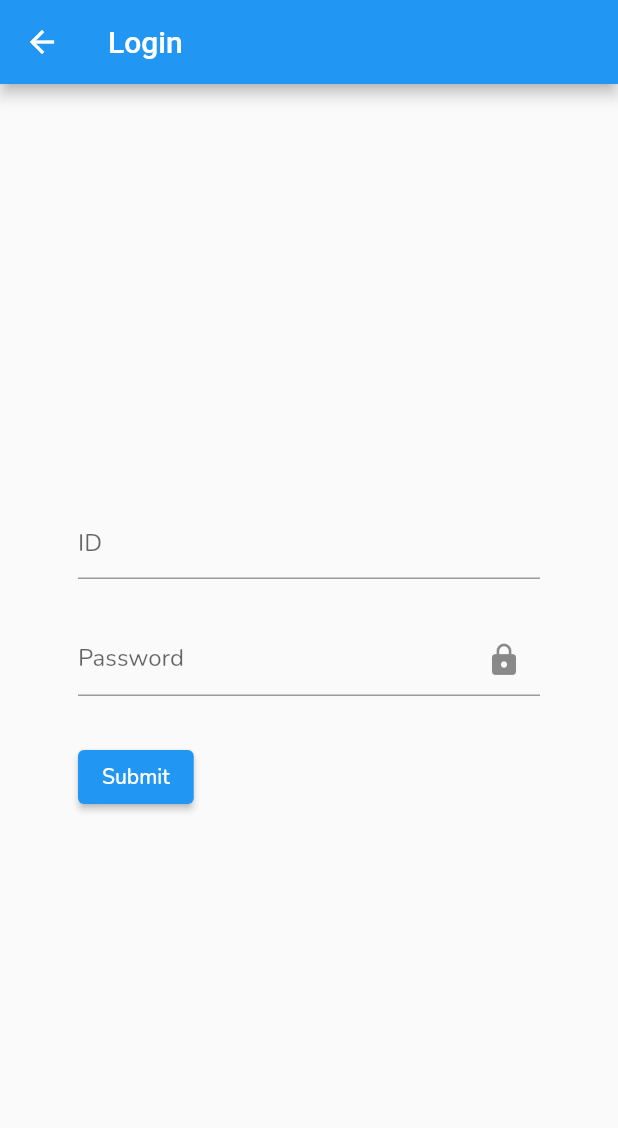
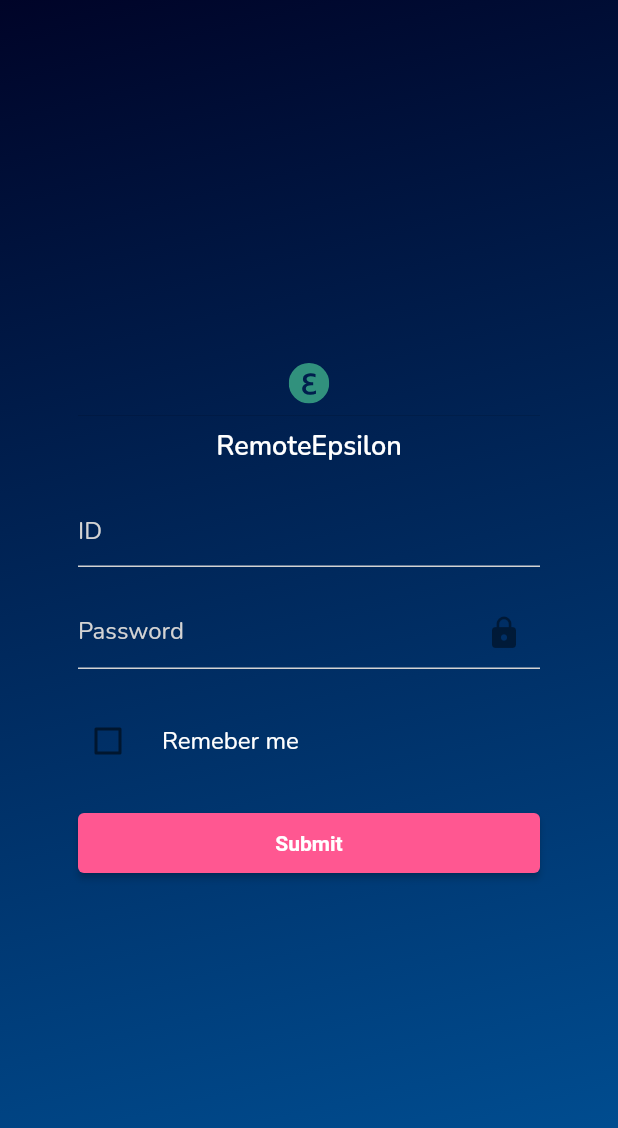
Before and after one commit to ilayalmalem/Zvia-Lavi-Project, a Flutter app: the screen it shows after launch, after a tap on "Get started", on a phone screen of 412 x 824 dp. Shown: the top 1128 px of the screen. Run offline on Flutter 3.47's test engine with Material 2 defaults, Android fonts, the phone set to English and light mode, and no system bars; our stand-ins replace flutter_svg, google_fonts.

Commit message:
Design LoginPage, add logo and add remember me functionality

```diff
--- a/lib/components/LoginForm.dart
+++ b/lib/components/LoginForm.dart
@@ -1,4 +1,8 @@
 import 'package:flutter/material.dart';
+import 'package:flutter_svg/svg.dart';
+import './globals.dart' as globals;
+import '../main.dart';
+import './checkbox.dart';
 
 class LoginForm extends StatefulWidget {
   @override
@@ -10,18 +14,46 @@ class _LoginFormState extends State<LoginForm> {
   final notNumeric = RegExp('[a-zA-Z]');
   final _idController = new TextEditingController();
   final _passwordController = new TextEditingController();
-
+  bool isCheckboxChecked = false;
   bool isObscure = true;
   @override
   Widget build(BuildContext context) {
-    return Form(
+    return Scaffold(
+      body: Container(
+        decoration: BoxDecoration(
+          gradient: LinearGradient(
+              begin: Alignment.topLeft,
+              end: Alignment.bottomCenter,
+              colors: [HexColor('#000428'), HexColor('#004E92')]),
+        ),
+        child: Padding(
+          padding: const EdgeInsets.all(52.0),
+          child: Center(
+              child: Form(
             key: _formKey,
             child: Wrap(
-        runSpacing: 30,
+              runSpacing: 20,
               children: <Widget>[
+                Container(
+                  alignment: Alignment.center,
+                  child: Column(
+                    crossAxisAlignment: CrossAxisAlignment.center,
+                    children: <Widget>[
+                      SvgPicture.asset('assets/logo.svg'),
+                      Divider(),
+                        Text('RemoteEpsilon',
+                            style: TextStyle(
+                              color: Colors.white,
+                              fontWeight: FontWeight.w600,
+                               fontSize: 18
+                            )
+                        )
+                    ],
+                  ),
+                ),
                 TextFormField(
                   controller: _idController,
-            decoration: InputDecoration(hintText: 'ID'),
+                  decoration: InputDecoration(hintText: "ID"),
                   validator: (value) {
                     if (value.isEmpty ||
                         notNumeric.hasMatch(value) ||
@@ -36,7 +68,8 @@ class _LoginFormState extends State<LoginForm> {
                   decoration: InputDecoration(
                       hintText: 'Password',
                       suffixIcon: IconButton(
-                  icon: Icon(this.isObscure ? Icons.lock : Icons.lock_open),
+                        icon:
+                            Icon(this.isObscure ? Icons.lock : Icons.lock_open),
                         onPressed: () {
                           setState(() {
                             this.isObscure = !this.isObscure;
@@ -51,20 +84,36 @@ class _LoginFormState extends State<LoginForm> {
                     return null;
                   },
                 ),
-          ElevatedButton(
+                CheckboxWidget(),
+                SizedBox(
+                  width: double.infinity,
+                  height: 40,
+                  child: ElevatedButton(
+                    style: ElevatedButton.styleFrom(
+                      primary: HexColor('#FF5791'),
+                      textStyle: TextStyle(
+                        fontWeight: FontWeight.bold
+                      )
+                    ),
+
                     onPressed: () {
                       if (_formKey.currentState.validate()) {
                         if (_idController.text == '216331470' &&
                             _passwordController.text == 'Ilay9876') {
-                  showSnackbar(context, 'Hey, Ilay!');
+                          String remember = globals.isCheckboxChecked ? 'Remembering you.' : 'Im\'a act like I never saw you.';
+                          showSnackbar(context, 'Hey, Ilay! $remember');
                         } else {
                           showSnackbar(context, 'Who are you??');
                         }
                       }
                     },
                     child: Text('Submit'),
-          )
+                  ),
+                ),
               ],
+            ),
+          )),
+        ),
       ),
     );
   }
--- /dev/null
+++ b/lib/components/checkbox.dart
@@ -0,0 +1,34 @@
+import 'package:flutter/cupertino.dart';
+import 'package:flutter/material.dart';
+import 'globals.dart' as globals;
+
+// ignore: must_be_immutable
+class CheckboxWidget extends StatefulWidget {
+  @override
+  _CheckboxState createState() => _CheckboxState();
+}
+
+class _CheckboxState extends State<CheckboxWidget> {
+  bool isChecked = false;
+
+  void _onChangedHandler (bool value) {
+    setState(() {
+      isChecked = value;
+    });
+    globals.isCheckboxChecked = !globals.isCheckboxChecked;
+  }
+
+  bool checked() {
+    return this.isChecked;
+  }
+
+  Widget build(BuildContext context) {
+    return CheckboxListTile(
+      value: isChecked,
+      contentPadding: EdgeInsets.all(0),
+      onChanged: _onChangedHandler,
+      title: Text('Remeber me'),
+      controlAffinity: ListTileControlAffinity.leading,
+    );
+  }
+}
--- /dev/null
+++ b/lib/components/globals.dart
@@ -0,0 +1,6 @@
+bool isCheckboxChecked = false;
+List themes = [
+  'dark',
+  'nova',
+  'light'
+];
--- a/lib/main.dart
+++ b/lib/main.dart
@@ -1,8 +1,8 @@
 import 'package:flutter/material.dart';
 import 'package:google_fonts/google_fonts.dart';
 import 'package:testapplicacs/components/LoginForm.dart';
-import 'Pages/HomePage.dart';
 import 'package:flutter_svg/flutter_svg.dart';
+import './components/globals.dart' as globals;
 
 class HexColor extends Color {
   static int _getColorFromHex(String hexColor) {
@@ -17,6 +17,7 @@ class HexColor extends Color {
 }
 
 void main() {
+  globals.isCheckboxChecked = false;
   runApp(MyApp());
 }
 
@@ -28,7 +29,22 @@ class MyApp extends StatelessWidget {
       title: 'Project Lavi',
       theme: ThemeData(
           primarySwatch: Colors.blue,
-          textTheme: GoogleFonts.nunitoTextTheme(Theme.of(context).textTheme)),
+          textTheme: GoogleFonts.nunitoTextTheme(
+            Theme.of(context).textTheme.copyWith(
+              subtitle1: TextStyle(color: Colors.white)
+            )
+          ),
+
+          inputDecorationTheme: InputDecorationTheme(
+            hintStyle: TextStyle(
+              color: HexColor('#D3D3D3'),
+            ),
+            enabledBorder: UnderlineInputBorder(
+              borderSide: BorderSide(color: HexColor('#D3D3D3'))
+            )
+          )
+        ),
+
       home: Container(
         // If not authenticated
         child: WelcomePage(),
@@ -58,12 +74,17 @@ class WelcomePage extends StatelessWidget {
                         flex: 1,
                         child: Container(
                           alignment: Alignment.topLeft,
-                          child: Text('RemoteEpsilon',
-                              style: GoogleFonts.montserrat(
-                                  textStyle: TextStyle(
-                                      color: Colors.white,
-                                      fontWeight: FontWeight.w600,
-                                      fontSize: 18))),
+                          child: Row(
+                            children: <Widget>[
+                              SvgPicture.asset('assets/logo.svg'),
+                              Text('  RemoteEpsilon',
+                                style: GoogleFonts.montserrat(
+                                    textStyle: TextStyle(
+                                        color: Colors.white,
+                                        fontWeight: FontWeight.w600,
+                                        fontSize: 18)))
+                              ],
+                          ),
                         ),
                       ),
                       Expanded(
@@ -80,7 +101,8 @@ class WelcomePage extends StatelessWidget {
                         child: Column(
                           children: [
                             Row(
-                                crossAxisAlignment: CrossAxisAlignment.start,
+                                crossAxisAlignment: CrossAxisAlignment.center,
+                                mainAxisAlignment: MainAxisAlignment.center,
                                 children: <Widget>[
                                   Text('Rediscover ',
                                       style: TextStyle(
@@ -90,6 +112,7 @@ class WelcomePage extends StatelessWidget {
                                   Text('remote learning.',
                                       style: TextStyle(
                                           fontSize: 22,
+
                                           color: Colors.white,
                                           fontWeight: FontWeight.bold)),
                                 ]),
@@ -109,17 +132,13 @@ class WelcomePage extends StatelessWidget {
                         height: 60.0,
                         child: RaisedButton(
                           onPressed: () {
-                            Navigator.of(context).push(MaterialPageRoute(
-                                builder: (context) => Scaffold(
-                                      body: Padding(
-                                        padding: const EdgeInsets.all(52.0),
-                                        child: Center(child: LoginForm()),
-                                      ),
-                                      appBar: AppBar(
-                                        title: Text('Login'),
-                                      ),
-                                    )));
+                            Navigator.of(context).push(
+                              MaterialPageRoute(builder: (context) {
+                                return LoginForm();
+                              })
+                            );
                           },
+
                           child: Stack(
                             alignment: Alignment.centerLeft,
                             children: <Widget>[
--- a/pubspec.yaml
+++ b/pubspec.yaml
@@ -51,6 +51,7 @@ flutter:
   # To add assets to your application, add an assets section, like this:
   assets:
     - assets/main_illustration.svg
+    - assets/logo.svg
 
   # An image asset can refer to one or more resolution-specific "variants", see
   # https://flutter.dev/assets-and-images/#resolution-aware.
```
Also changed, not shown: assets/logo.svg (added), pubspec.lock. Lines whose indentation alone changed are shown as unchanged.
